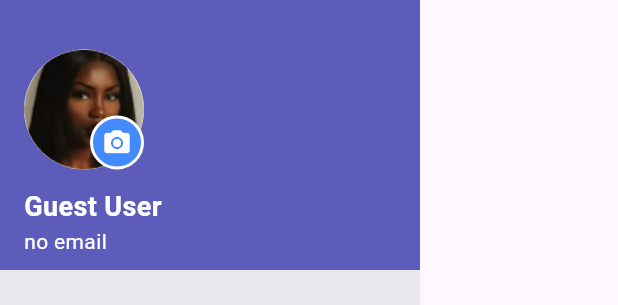
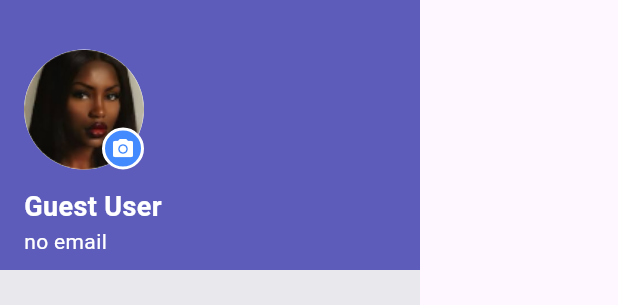
Before and after one commit to abelfx/IntelliReview_Research_Paper, a Flutter app: the DrawerContent widget shown alone on an empty page, opened directly, on a phone screen of 412 x 824 dp. Shown: the top 305 px of the screen. Run offline on Flutter 3.47's test engine with Material 3 defaults, Android fonts, the phone set to English and light mode, and no system bars; our stand-ins replace dio, file_picker, flutter_riverpod, fluttertoast, go_router, image_picker and 1 more; network calls fail; key blocks and very long unbroken strings in the code were emptied for the run.

Commit message:
edit the drawer ui

```diff
--- a/lib/presentation/components/drawer.dart
+++ b/lib/presentation/components/drawer.dart
@@ -107,10 +107,10 @@ void _pickImage() async {
             shape: BoxShape.circle,
             border: Border.all(color: Colors.white, width: 2),
           ),
-          padding: const EdgeInsets.all(6),
+          padding: const EdgeInsets.all(4),
           child: const Icon(
             Icons.camera_alt,
-            size: 20,
+            size: 16,
             color: Colors.white,
           ),
         ),
```
